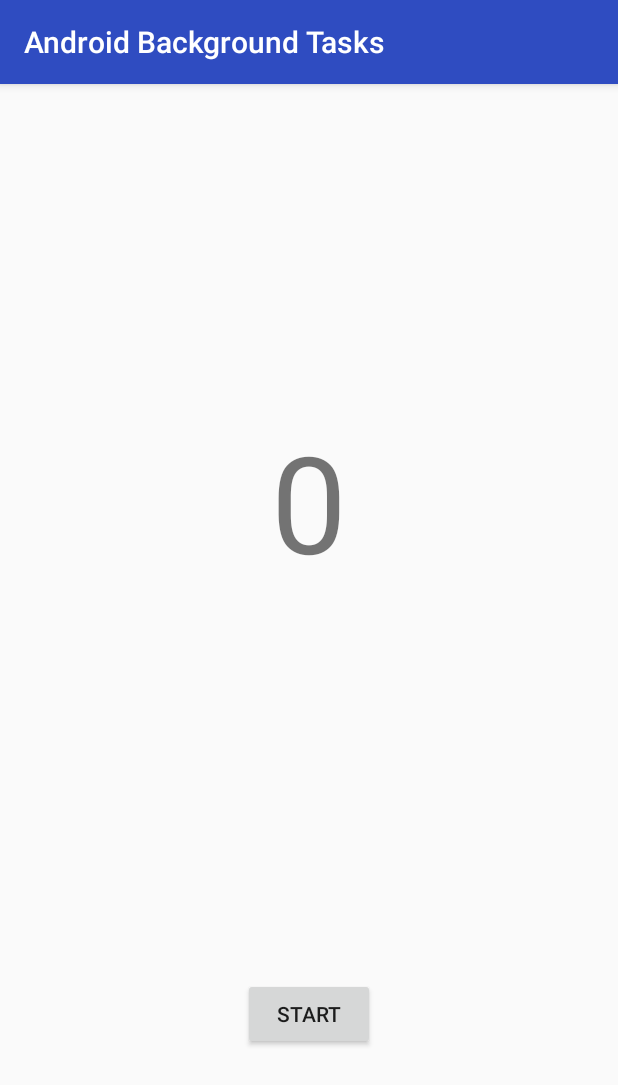
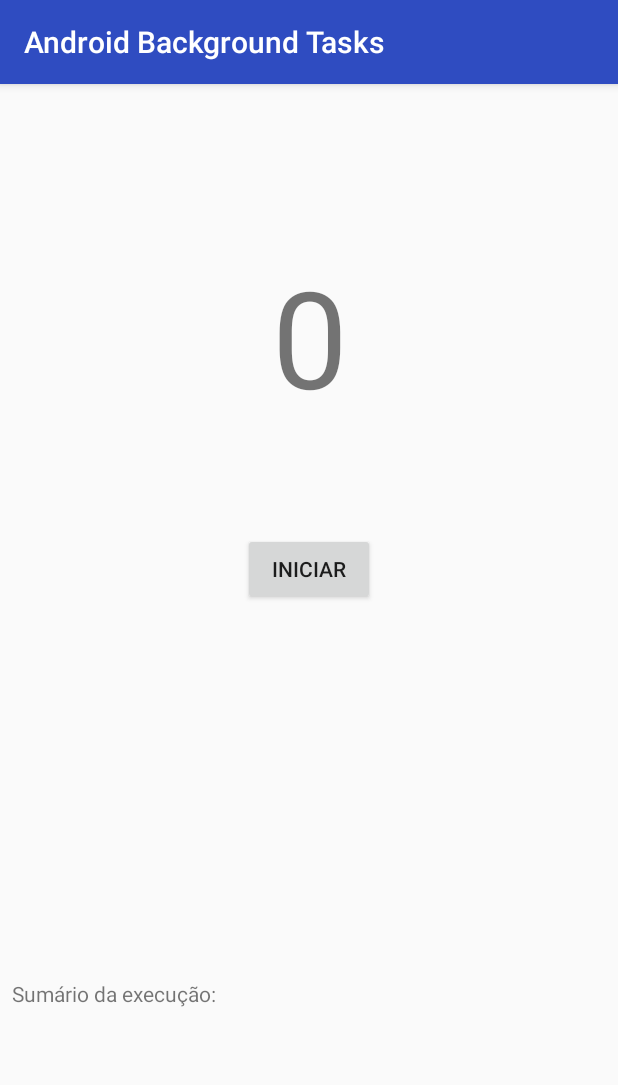
Before and after one commit to leopires/android-background-tasks, an Android app: the SimpleAsyncTask screen opened directly, with no data from a screen before it, on a phone screen of 412 x 824 dp. Shown: the top 1085 px of the screen. Run offline under Robolectric (Android 15) with nearby library versions, the phone set to English and light mode, and no system bars.

Commit message:
Adição de log para acompanhamento da execução da AsyncTask.

```diff
--- a/android-utils/src/main/java/com/pireslabs/android/utils/log/handlers/LogCatHandler.java
+++ b/android-utils/src/main/java/com/pireslabs/android/utils/log/handlers/LogCatHandler.java
@@ -22,6 +22,7 @@ public final class LogCatHandler implements LogHandler {
     }
 
     private void log(int priority, String tag, String message) {
-        Log.println(priority, tag, message);
+        Log.println(priority, String.format("{%s}", tag),
+                String.format("{THREAD: %s | %s} %s", Thread.currentThread().getId(), Thread.currentThread().getName(), message));
     }
 }
--- a/app/src/main/java/com/pireslabs/backgroundtasks/ui/activities/SimpleAsyncTask.java
+++ b/app/src/main/java/com/pireslabs/backgroundtasks/ui/activities/SimpleAsyncTask.java
@@ -7,16 +7,21 @@ import android.widget.Button;
 import android.widget.ProgressBar;
 import android.widget.TextView;
 
+import com.pireslabs.android.utils.ui.BasicActivity;
 import com.pireslabs.backgroundtasks.R;
+import com.pireslabs.backgroundtasks.helpers.NumbersHelpers;
+import com.pireslabs.backgroundtasks.helpers.StringHelper;
 import com.pireslabs.backgroundtasks.tasks.SimpleAsyncCounterTask;
 
-public class SimpleAsyncTask extends AppCompatActivity {
+public class SimpleAsyncTask extends BasicActivity {
 
     private TextView txtvwCounter;
 
     private ProgressBar progressBar;
 
     private Button btnStart;
+
+    private TextView txtvwSumario;
 
     private SimpleAsyncCounterTask counterTask;
 
@@ -31,15 +36,29 @@ public class SimpleAsyncTask extends AppCompatActivity {
         this.progressBar = findViewById(R.id.prgrssbr_counter);
         this.txtvwCounter = findViewById(R.id.txtvw_progress_value);
         this.btnStart = findViewById(R.id.btn_start);
+        this.txtvwSumario = findViewById(R.id.txtvw_sumario);
         this.setupStartButton();
     }
 
     private void setupStartButton() {
         if (this.btnStart != null) {
             this.btnStart.setOnClickListener(view -> {
-                startCounterTask(35);
+                clearSummary();
+                int counterSize = NumbersHelpers.getRandom(10, 35);
+                addToSummary("Tamanho do contador: " + counterSize);
+                startCounterTask(counterSize);
             });
         }
+    }
+
+    private void addToSummary(String message) {
+        String summaryContent = this.txtvwSumario.getText().toString();
+        summaryContent += message + "\n";
+        this.txtvwSumario.setText(summaryContent);
+    }
+
+    private void clearSummary() {
+        this.txtvwSumario.setText(StringHelper.empty());
     }
 
     private void startCounterTask(int counterSize) {
--- a/app/src/main/java/com/pireslabs/backgroundtasks/ui/adapters/MainOptionsAdapter.java
+++ b/app/src/main/java/com/pireslabs/backgroundtasks/ui/adapters/MainOptionsAdapter.java
@@ -77,15 +77,13 @@ public class MainOptionsAdapter extends RecyclerView.Adapter<MainOptionsAdapter.
 
     static final class OptionViewHolder extends RecyclerView.ViewHolder {
 
-        private AppActivities activity;
-
         private final ImageView imgvwIcon;
 
         private final TextView txtvwDescription;
 
         private Context context;
 
-        public OptionViewHolder(@NonNull View itemView) {
+        OptionViewHolder(@NonNull View itemView) {
             super(itemView);
             this.imgvwIcon = itemView.findViewById(R.id.imgvw_option_icon);
             this.txtvwDescription = itemView.findViewById(R.id.txtvw_option_description);
@@ -93,7 +91,6 @@ public class MainOptionsAdapter extends RecyclerView.Adapter<MainOptionsAdapter.
         }
 
         void setOption(ItemOption itemOption) {
-            this.activity = itemOption.activity;
             this.imgvwIcon.setImageDrawable(this.context.getResources().getDrawable(itemOption.getIconRes()));
             this.txtvwDescription.setText(itemOption.getActivityDescription());
         }
--- a/app/src/main/res/layout/activity_simple_async_task.xml
+++ b/app/src/main/res/layout/activity_simple_async_task.xml
@@ -9,18 +9,18 @@
     <ProgressBar
         android:id="@+id/prgrssbr_counter"
         style="?android:attr/progressBarStyle"
-        android:visibility="invisible"
         android:layout_width="200dp"
         android:layout_height="200dp"
         android:layout_marginStart="8dp"
         android:layout_marginTop="8dp"
         android:layout_marginEnd="8dp"
         android:layout_marginBottom="8dp"
+        android:visibility="invisible"
         app:layout_constraintBottom_toBottomOf="parent"
         app:layout_constraintEnd_toEndOf="parent"
         app:layout_constraintStart_toStartOf="parent"
         app:layout_constraintTop_toTopOf="parent"
-        app:layout_constraintVertical_bias="0.308" />
+        app:layout_constraintVertical_bias="0.108" />
 
     <TextView
         android:id="@+id/txtvw_progress_value"
@@ -30,19 +30,49 @@
         android:textSize="90sp"
         app:layout_constraintBottom_toBottomOf="@+id/prgrssbr_counter"
         app:layout_constraintEnd_toEndOf="@+id/prgrssbr_counter"
+        app:layout_constraintHorizontal_bias="0.503"
         app:layout_constraintStart_toStartOf="@+id/prgrssbr_counter"
-        app:layout_constraintTop_toTopOf="@+id/prgrssbr_counter" />
+        app:layout_constraintTop_toTopOf="@+id/prgrssbr_counter"
+        app:layout_constraintVertical_bias="0.506" />
 
     <Button
         android:id="@+id/btn_start"
         android:layout_width="wrap_content"
         android:layout_height="wrap_content"
         android:layout_marginStart="8dp"
+        android:layout_marginTop="32dp"
         android:layout_marginEnd="8dp"
-        android:layout_marginBottom="124dp"
         android:text="@string/start"
+        app:layout_constraintEnd_toEndOf="parent"
+        app:layout_constraintStart_toStartOf="parent"
+        app:layout_constraintTop_toBottomOf="@+id/prgrssbr_counter" />
+
+    <TextView
+        android:id="@+id/txtvw_sumario_label"
+        android:layout_width="0dp"
+        android:layout_height="wrap_content"
+        android:layout_marginStart="8dp"
+        android:layout_marginEnd="8dp"
+        android:layout_marginBottom="152dp"
+        android:text="@string/summary"
         app:layout_constraintBottom_toBottomOf="parent"
         app:layout_constraintEnd_toEndOf="parent"
+        app:layout_constraintHorizontal_bias="0.025"
         app:layout_constraintStart_toStartOf="parent" />
 
+    <TextView
+        android:id="@+id/txtvw_sumario"
+        android:layout_width="0dp"
+        android:layout_height="wrap_content"
+        android:layout_marginStart="8dp"
+        android:layout_marginTop="8dp"
+        android:layout_marginEnd="8dp"
+        android:layout_marginBottom="8dp"
+        app:layout_constraintBottom_toBottomOf="parent"
+        app:layout_constraintEnd_toEndOf="parent"
+        app:layout_constraintHorizontal_bias="0.0"
+        app:layout_constraintStart_toStartOf="parent"
+        app:layout_constraintTop_toBottomOf="@+id/txtvw_sumario_label"
+        app:layout_constraintVertical_bias="0.043" />
+
 </android.support.constraint.ConstraintLayout>
--- a/app/src/main/res/values/strings.xml
+++ b/app/src/main/res/values/strings.xml
@@ -2,5 +2,6 @@
     <string name="app_name">Android Background Tasks</string>
     <string name="imgvw_icon_desc">Option icon.</string>
     <string name="counter_start_value">0</string>
-    <string name="start">Start</string>
+    <string name="start">Iniciar</string>
+    <string name="summary">Sumário da execução:</string>
 </resources>
```
Also changed, not shown: android-utils/src/main/java/com/pireslabs/android/utils/ui/BasicActivity.java (+1 -22 lines), android-utils/src/main/java/com/pireslabs/android/utils/ui/BasicFragment.java (+1 -17 lines), app/src/main/java/com/pireslabs/backgroundtasks/helpers/NumbersHelpers.java (added, +18 -0 lines), app/src/main/java/com/pireslabs/backgroundtasks/helpers/StringHelper.java (added, +10 -0 lines), app/src/main/java/com/pireslabs/backgroundtasks/tasks/SimpleAsyncCounterTask.java (+11 -1 lines).
